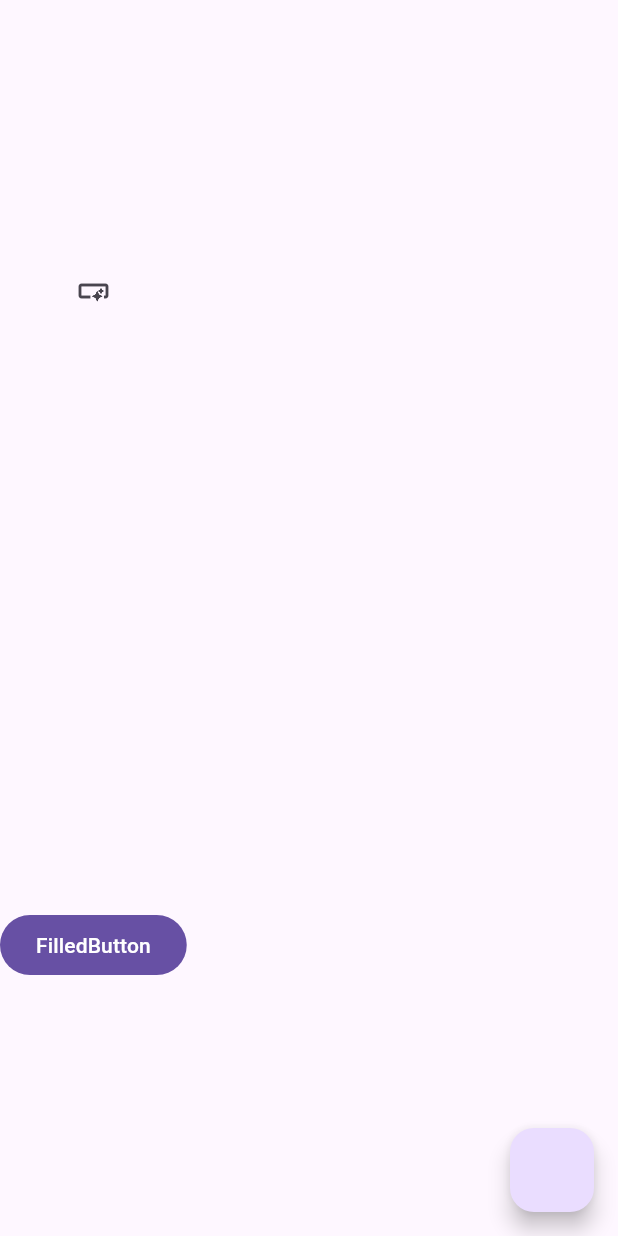
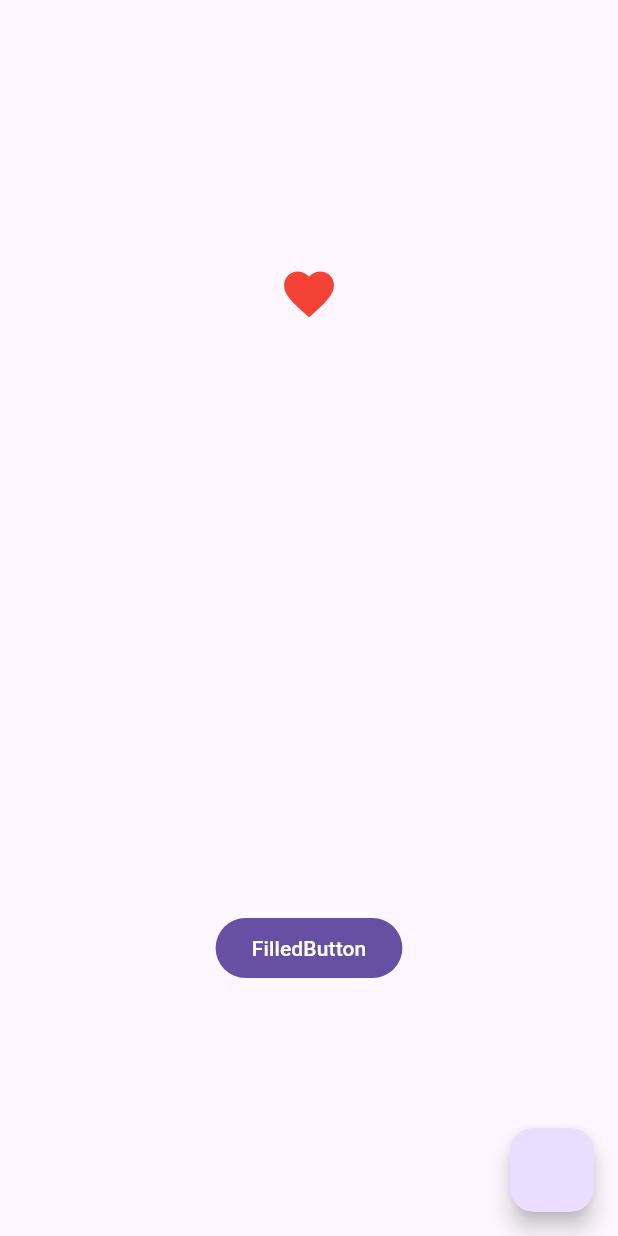
Before and after one commit to Ratndeep1999/buttons, a Flutter app: the screen it shows after launch, on a phone screen of 412 x 824 dp. Run offline on Flutter 3.47's test engine with Material 3 defaults, Android fonts, the light colour scheme and no system bars.

Commit message:
icon button,

```diff
--- a/lib/buttons2.dart
+++ b/lib/buttons2.dart
@@ -7,29 +7,39 @@ class Buttons2 extends StatelessWidget {
   Widget build(BuildContext context) {
     return Scaffold(
       /// Floating Action Button
-      floatingActionButton: FloatingActionButton(onPressed: (){}),
+      floatingActionButton: FloatingActionButton(onPressed: () {}),
       body: SafeArea(
+        child: Center(
           child: Column(
-            crossAxisAlignment: CrossAxisAlignment.center,
             mainAxisAlignment: MainAxisAlignment.spaceEvenly,
             children: [
               /// IconButton
-              IconButton(onPressed: (){}, icon: Icon(Icons.smart_button_outlined)),
+              IconButton(
+                onPressed: () {
+                  debugPrint('Liked..!');
+                },
+                icon: Icon(
+                  Icons.favorite,
+                  color: Colors.red,
+                  size: 40,
+                ),
+              ),
 
               /// Raw Material Button
-              RawMaterialButton(onPressed: (){}),
+              RawMaterialButton(onPressed: () {}),
 
               /// PopUpMenuButton
               //PopupMenuButton(itemBuilder: itemBuilder)
 
               /// FilledButton
-              FilledButton(onPressed: (){}, child: Text('FilledButton'))
+              FilledButton(onPressed: () {}, child: Text('FilledButton')),
 
               /// SegmentedButton
               //SegmentedButton(segments: segments, selected: selected)
-
             ],
-          )),
+          ),
+        ),
+      ),
     );
   }
 }
```
